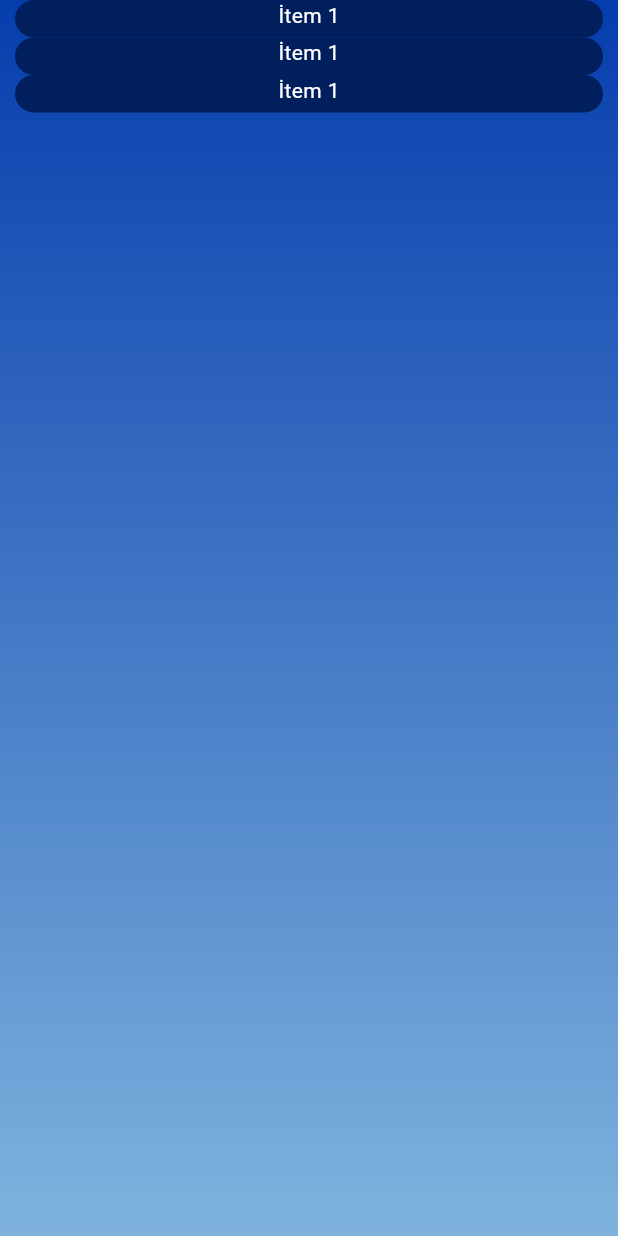
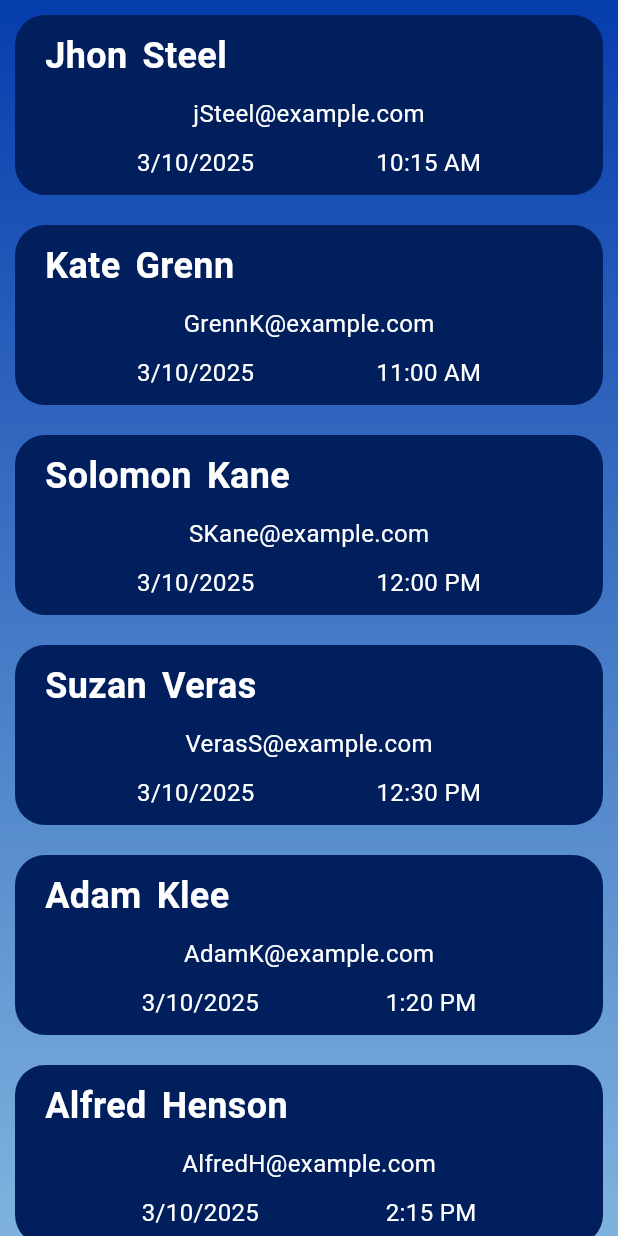
Before and after one commit to xaryudark/db_sample_app, a Flutter app: the CardList screen opened directly, on a phone screen of 412 x 824 dp. Run offline on Flutter 3.47's test engine with Material 3 defaults, Android fonts, the phone set to English and light mode, and no system bars.

Commit message:
Added List page, private pages and functions.

```diff
--- a/lib/models/person.dart
+++ b/lib/models/person.dart
@@ -37,4 +37,63 @@ class Person {
     "time": time,
     "description": description,
   };
+
+  static final examples = [
+    Person(
+      name: "Jhon",
+      surname: "Steel",
+      email: "jSteel@example.com",
+      phone: "1112223344",
+      date: DateTime(2025, 3, 10),
+      time: TimeOfDay(hour: 10, minute: 15),
+    ),
+    Person(
+      name: "Kate",
+      surname: "Grenn",
+      email: "GrennK@example.com",
+      phone: "1112223344",
+      date: DateTime(2025, 3, 10),
+      time: TimeOfDay(hour: 11, minute: 00),
+    ),
+    Person(
+      name: "Solomon",
+      surname: "Kane",
+      email: "SKane@example.com",
+      phone: "1112223344",
+      date: DateTime(2025, 3, 10),
+      time: TimeOfDay(hour: 12, minute: 00),
+    ),
+    Person(
+      name: "Suzan",
+      surname: "Veras",
+      email: "VerasS@example.com",
+      phone: "1112223344",
+      date: DateTime(2025, 3, 10),
+      time: TimeOfDay(hour: 12, minute: 30),
+    ),
+    Person(
+      name: "Adam",
+      surname: "Klee",
+      email: "AdamK@example.com",
+      phone: "1112223344",
+      date: DateTime(2025, 3, 10),
+      time: TimeOfDay(hour: 13, minute: 20),
+    ),
+    Person(
+      name: "Alfred",
+      surname: "Henson",
+      email: "AlfredH@example.com",
+      phone: "1112223344",
+      date: DateTime(2025, 3, 10),
+      time: TimeOfDay(hour: 14, minute: 15),
+    ),
+    Person(
+      name: "Jansen",
+      surname: "Kimi",
+      email: "Jkimi@example.com",
+      phone: "1112223344",
+      date: DateTime(2025, 3, 10),
+      time: TimeOfDay(hour: 16, minute: 00),
+    ),
+  ];
 }
--- a/lib/views/main_pages/Page1/card_list.dart
+++ b/lib/views/main_pages/Page1/card_list.dart
@@ -1,6 +1,9 @@
+import 'package:db_sample/models/person.dart';
 import 'package:db_sample/utilities/colors.dart';
-import 'package:db_sample/widgets/grid_element.dart';
+import 'package:db_sample/views/main_pages/Page1/add_card.dart';
+import 'package:db_sample/widgets/card_list_element.dart';
 import 'package:flutter/material.dart';
+import 'package:intl/intl.dart';
 
 class CardList extends StatefulWidget {
   const CardList({super.key});
@@ -10,6 +13,7 @@ class CardList extends StatefulWidget {
 }
 
 class _CardListState extends State<CardList> {
+  List examples = Person.examples;
   @override
   Widget build(BuildContext context) {
     return Scaffold(
@@ -22,24 +26,35 @@ class _CardListState extends State<CardList> {
           ),
         ),
         child: SafeArea(
-          child: ListView(
-            children: [
-              GridElement(
-                buttonLogic: () {},
-                icon: Text("İtem 1", style: TextStyle(color: Colors.white)),
-                backgroundColor: oColor3,
-              ),
-              GridElement(
-                buttonLogic: () {},
-                icon: Text("İtem 1", style: TextStyle(color: Colors.white)),
-                backgroundColor: oColor3,
-              ),
-              GridElement(
-                buttonLogic: () {},
-                icon: Text("İtem 1", style: TextStyle(color: Colors.white)),
-                backgroundColor: oColor3,
-              ),
-            ],
+          child: ListView.builder(
+            itemCount: Person.examples.length,
+            itemBuilder: (context, index) {
+              return InkWell(
+                onTap:
+                    () => Navigator.push(
+                      context,
+                      MaterialPageRoute(
+                        builder:
+                            (context) =>
+                                AddCard(newPerson: false, indexOfPerson: index),
+                      ),
+                    ),
+                child: CardListElement(
+                  firstText: Person.examples[index].name,
+                  secondText: Person.examples[index].surname,
+                  thirdText: Person.examples[index].email,
+                  date:
+                      DateFormat.yMd()
+                          .format(Person.examples[index].date)
+                          .toString(),
+                  time:
+                      TimeOfDay(
+                        hour: Person.examples[index].time.hour,
+                        minute: Person.examples[index].time.minute,
+                      ).format(context).toString(),
+                ),
+              );
+            },
           ),
         ),
       ),
--- a/lib/views/main_pages/page1.dart
+++ b/lib/views/main_pages/page1.dart
@@ -33,7 +33,9 @@ class _Page1State extends State<Page1> {
               buttonLogic: () {
                 Navigator.push(
                   context,
-                  MaterialPageRoute(builder: (context) => AddCard()),
+                  MaterialPageRoute(
+                    builder: (context) => AddCard(newPerson: true),
+                  ),
                 );
               },
               icon: Icon(
--- /dev/null
+++ b/lib/widgets/card_list_element.dart
@@ -0,0 +1,102 @@
+import 'package:db_sample/utilities/colors.dart';
+import 'package:flutter/material.dart';
+
+class CardListElement extends StatelessWidget {
+  final String firstText;
+  final String secondText;
+  final String thirdText;
+  final String date;
+  final String time;
+  final Color? backgroundColor;
+  final Color? textColor;
+  final double? textSizeName;
+  final double? textSizeDate;
+
+  const CardListElement({
+    super.key,
+    required this.firstText,
+    required this.secondText,
+    required this.thirdText,
+    required this.date,
+    required this.time,
+    this.backgroundColor,
+    this.textColor,
+    this.textSizeName,
+    this.textSizeDate,
+  });
+
+  @override
+  Widget build(BuildContext context) {
+    return Container(
+      margin: EdgeInsets.all(10),
+      decoration: BoxDecoration(
+        color: backgroundColor ?? oColor3,
+        borderRadius: BorderRadius.circular(20),
+      ),
+      child: Padding(
+        padding: const EdgeInsets.symmetric(vertical: 10),
+        child: Column(
+          mainAxisAlignment: MainAxisAlignment.center,
+          children: [
+            Row(
+              mainAxisAlignment: MainAxisAlignment.start,
+              children: [
+                SizedBox(width: 20),
+                Text(
+                  firstText,
+                  style: TextStyle(
+                    color: textColor ?? Colors.white,
+                    fontSize: textSizeName ?? 24,
+                    fontWeight: FontWeight.bold,
+                  ),
+                ),
+                SizedBox(width: 10),
+                Text(
+                  secondText,
+                  style: TextStyle(
+                    color: textColor ?? Colors.white,
+                    fontSize: textSizeName ?? 24,
+                    fontWeight: FontWeight.bold,
+                  ),
+                ),
+              ],
+            ),
+            SizedBox(height: 10),
+            Row(
+              mainAxisAlignment: MainAxisAlignment.center,
+              children: [
+                Text(
+                  thirdText,
+                  style: TextStyle(
+                    color: textColor ?? Colors.white,
+                    fontSize: textSizeDate ?? 16,
+                  ),
+                ),
+              ],
+            ),
+            SizedBox(height: 10),
+            Row(
+              mainAxisAlignment: MainAxisAlignment.spaceEvenly,
+              children: [
+                Text(
+                  date,
+                  style: TextStyle(
+                    color: textColor ?? Colors.white,
+                    fontSize: textSizeDate ?? 16,
+                  ),
+                ),
+                Text(
+                  time,
+                  style: TextStyle(
+                    color: textColor ?? Colors.white,
+                    fontSize: textSizeDate ?? 16,
+                  ),
+                ),
+              ],
+            ),
+          ],
+        ),
+      ),
+    );
+  }
+}
--- a/pubspec.yaml
+++ b/pubspec.yaml
@@ -35,6 +35,7 @@ dependencies:
   # Use with the CupertinoIcons class for iOS style icons.
   cupertino_icons: ^1.0.8
   intl: ^0.20.2
+  url_launcher: ^6.3.1
 
 dev_dependencies:
   flutter_test:
```
Also changed, not shown: lib/views/main_pages/Page1/add_card.dart (+75 -5 lines), lib/widgets/custom_input_field.dart (+9 -0 lines), pubspec.lock, 15 other files.
